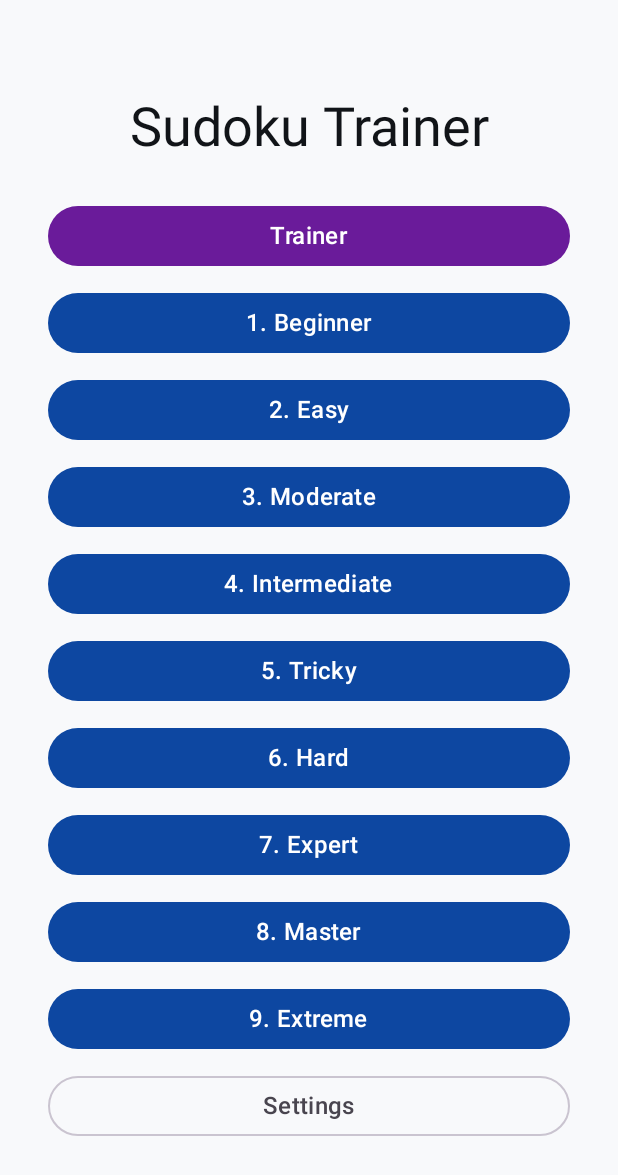
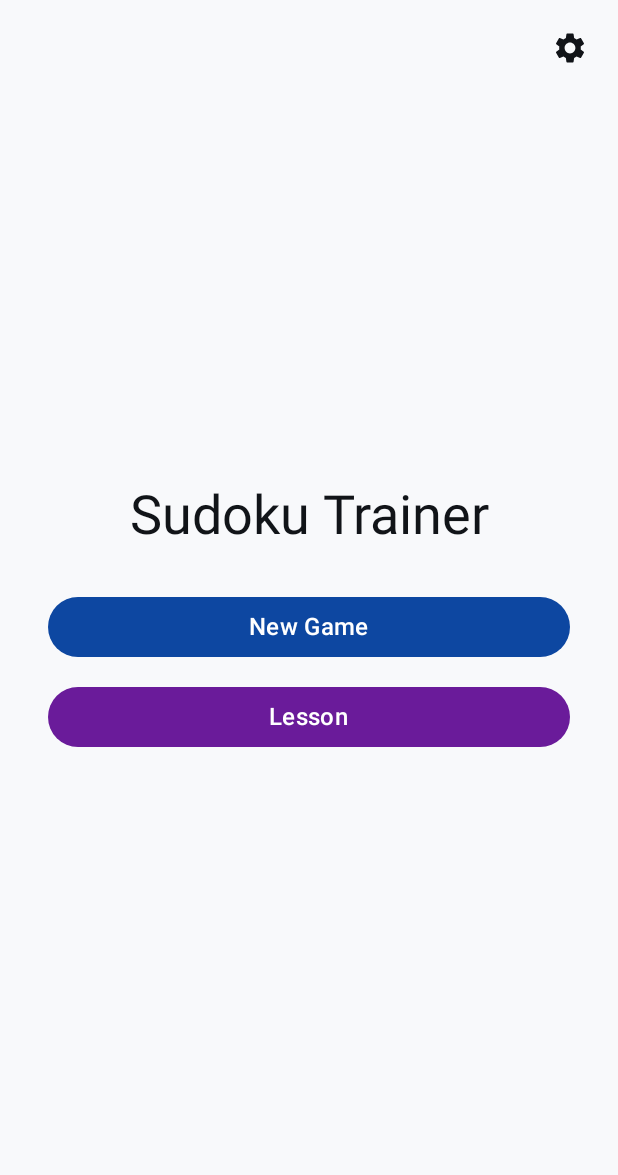
Before and after one commit to dividetask/soduku-trainer, an Android app built with Jetpack Compose: the composable MainMenuScreen shown on its own in the app's theme, on a phone screen of 412 x 824 dp. Shown: the top 1175 px of the screen. Run offline under Robolectric (Android 15) with nearby library versions, the phone set to English and light mode, and no system bars; network calls fail.

Commit message:
Difficulty in Settings, new main menu, version on screen (v2.015 a)
- Settings gains puzzle-difficulty radio buttons with no default; on
  first launch Done stays disabled until one is picked.
- Main menu: Resume (when saved), New Game (uses the chosen
  difficulty) and Lesson (the Trainer); Settings is a gear icon in the
  top-right corner.
- Game and Trainer screens show BuildConfig.VERSION_NAME. versionCode
  is now minutes since epoch and versionName is "v2.015 a (<hash>)".
- CLAUDE.md adopts the shared rules; add docs/glossary.md and
  docs/architecture.md.

Co-Authored-By: Claude Opus 5.5 <noreply@anthropic.com>
Claude-Session: https://claude.ai/code/session_01Jr7UhgY1R8ht2RUwQoX3BM

```diff
--- a/app/src/main/kotlin/com/dividetask/sudokutrainer/ui/game/GameScreen.kt
+++ b/app/src/main/kotlin/com/dividetask/sudokutrainer/ui/game/GameScreen.kt
@@ -15,6 +15,7 @@ import androidx.compose.ui.unit.dp
 import androidx.lifecycle.compose.collectAsStateWithLifecycle
 import com.dividetask.sudokutrainer.domain.GameState
 import com.dividetask.sudokutrainer.domain.HintUi
+import com.dividetask.sudokutrainer.ui.VersionLabel
 
 @Composable
 fun GameScreen(
@@ -65,6 +66,7 @@ fun GameScreen(
                     onHint = viewModel::onHint,
                     onShowAgain = viewModel::onShowAgain,
                 )
+                VersionLabel()
             }
 
             // (overlays below)
--- a/app/src/main/kotlin/com/dividetask/sudokutrainer/ui/menu/MainMenuScreen.kt
+++ b/app/src/main/kotlin/com/dividetask/sudokutrainer/ui/menu/MainMenuScreen.kt
@@ -1,16 +1,18 @@
 package com.dividetask.sudokutrainer.ui.menu
 
 import androidx.compose.foundation.layout.Arrangement
+import androidx.compose.foundation.layout.Box
 import androidx.compose.foundation.layout.Column
 import androidx.compose.foundation.layout.fillMaxSize
 import androidx.compose.foundation.layout.fillMaxWidth
 import androidx.compose.foundation.layout.padding
-import androidx.compose.foundation.rememberScrollState
-import androidx.compose.foundation.verticalScroll
+import androidx.compose.material.icons.Icons
+import androidx.compose.material.icons.filled.Settings
 import androidx.compose.material3.Button
 import androidx.compose.material3.ButtonDefaults
+import androidx.compose.material3.Icon
+import androidx.compose.material3.IconButton
 import androidx.compose.material3.MaterialTheme
-import androidx.compose.material3.OutlinedButton
 import androidx.compose.material3.Scaffold
 import androidx.compose.material3.Text
 import androidx.compose.runtime.Composable
@@ -19,24 +21,35 @@ import androidx.compose.ui.Modifier
 import androidx.compose.ui.graphics.Color
 import androidx.compose.ui.text.style.TextAlign
 import androidx.compose.ui.unit.dp
-import com.dividetask.sudokutrainer.domain.Difficulty
 
+/** Resume (when a game is saved), New Game and Lesson, with Settings as a top-right icon. */
 @Composable
 fun MainMenuScreen(
     canResume: Boolean,
-    onTrainer: () -> Unit,
     onResume: () -> Unit,
-    onStartGame: (Difficulty) -> Unit,
+    onNewGame: () -> Unit,
+    onLesson: () -> Unit,
     onSettings: () -> Unit,
 ) {
     Scaffold { inner ->
+        Box(
+            modifier = Modifier
+                .fillMaxSize()
+                .padding(inner),
+        ) {
+            IconButton(
+                onClick = onSettings,
+                modifier = Modifier
+                    .align(Alignment.TopEnd)
+                    .padding(8.dp),
+            ) {
+                Icon(Icons.Filled.Settings, contentDescription = "Settings")
+            }
             Column(
                 modifier = Modifier
                     .fillMaxSize()
-                .padding(inner)
-                .padding(horizontal = 32.dp, vertical = 24.dp)
-                .verticalScroll(rememberScrollState()),
-            verticalArrangement = Arrangement.spacedBy(10.dp, Alignment.CenterVertically),
+                    .padding(horizontal = 32.dp, vertical = 24.dp),
+                verticalArrangement = Arrangement.spacedBy(12.dp, Alignment.CenterVertically),
                 horizontalAlignment = Alignment.CenterHorizontally,
             ) {
                 Text(
@@ -45,39 +58,23 @@ fun MainMenuScreen(
                     textAlign = TextAlign.Center,
                     modifier = Modifier.padding(bottom = 16.dp),
                 )
-            Button(
-                onClick = onTrainer,
-                modifier = Modifier.fillMaxWidth(),
-                colors = ButtonDefaults.buttonColors(containerColor = Color(0xFF6A1B9A)),
-            ) {
-                Text("Trainer", style = MaterialTheme.typography.titleMedium)
+                if (canResume) {
+                    MenuButton("Resume", Color(0xFF2E7D32), onResume)
                 }
-            if (canResume) {
-                Button(
-                    onClick = onResume,
-                    modifier = Modifier.fillMaxWidth(),
-                    colors = ButtonDefaults.buttonColors(containerColor = Color(0xFF2E7D32)),
-                ) {
-                    Text("Resume", style = MaterialTheme.typography.titleMedium)
-                }
-            }
-            Difficulty.entries.forEach { difficulty ->
-                Button(
-                    onClick = { onStartGame(difficulty) },
-                    modifier = Modifier.fillMaxWidth(),
-                ) {
-                    Text(
-                        text = "${difficulty.level}. ${difficulty.label}",
-                        style = MaterialTheme.typography.titleMedium,
-                    )
-                }
-            }
-            OutlinedButton(
-                onClick = onSettings,
-                modifier = Modifier.fillMaxWidth(),
-            ) {
-                Text("Settings", style = MaterialTheme.typography.titleMedium)
+                MenuButton("New Game", null, onNewGame)
+                MenuButton("Lesson", Color(0xFF6A1B9A), onLesson)
             }
         }
     }
 }
+
+@Composable
+private fun MenuButton(label: String, color: Color?, onClick: () -> Unit) {
+    Button(
+        onClick = onClick,
+        modifier = Modifier.fillMaxWidth(),
+        colors = if (color != null) ButtonDefaults.buttonColors(containerColor = color) else ButtonDefaults.buttonColors(),
+    ) {
+        Text(label, style = MaterialTheme.typography.titleMedium)
+    }
+}
--- a/app/src/main/kotlin/com/dividetask/sudokutrainer/ui/trainer/TrainerScreens.kt
+++ b/app/src/main/kotlin/com/dividetask/sudokutrainer/ui/trainer/TrainerScreens.kt
@@ -31,6 +31,7 @@ import com.dividetask.sudokutrainer.ui.game.Board
 import com.dividetask.sudokutrainer.ui.game.ColorPickerRow
 import com.dividetask.sudokutrainer.ui.game.DigitRow
 import com.dividetask.sudokutrainer.ui.game.HintButton
+import com.dividetask.sudokutrainer.ui.VersionLabel
 import com.dividetask.sudokutrainer.ui.game.TopBar
 
 /** One button per solving method. */
@@ -135,6 +136,7 @@ fun TrainerScreen(
                             modifier = Modifier.weight(1f),
                         )
                     }
+                    VersionLabel()
                 }
             }
         }
--- a/gradle/libs.versions.toml
+++ b/gradle/libs.versions.toml
@@ -23,6 +23,7 @@ compose-ui-graphics = { module = "androidx.compose.ui:ui-graphics" }
 compose-ui-tooling = { module = "androidx.compose.ui:ui-tooling" }
 compose-ui-tooling-preview = { module = "androidx.compose.ui:ui-tooling-preview" }
 compose-material3 = { module = "androidx.compose.material3:material3" }
+compose-material-icons-core = { module = "androidx.compose.material:material-icons-core" }
 kotlinx-serialization-json = { module = "org.jetbrains.kotlinx:kotlinx-serialization-json", version.ref = "kotlinxSerialization" }
 kotlinx-coroutines-core = { module = "org.jetbrains.kotlinx:kotlinx-coroutines-core", version.ref = "kotlinxCoroutines" }
 junit-jupiter = { module = "org.junit.jupiter:junit-jupiter", version.ref = "junit" }
```
Also changed, not shown: app/build.gradle.kts (+16 -2 lines), app/src/main/kotlin/com/dividetask/sudokutrainer/data/SettingsStore.kt (+7 -0 lines), app/src/main/kotlin/com/dividetask/sudokutrainer/ui/Navigation.kt (+7 -2 lines), app/src/main/kotlin/com/dividetask/sudokutrainer/ui/VersionLabel.kt (added, +22 -0 lines), app/src/main/kotlin/com/dividetask/sudokutrainer/ui/settings/SettingsScreen.kt (+23 -0 lines), 5 other files. Lines whose indentation alone changed are shown as unchanged.
